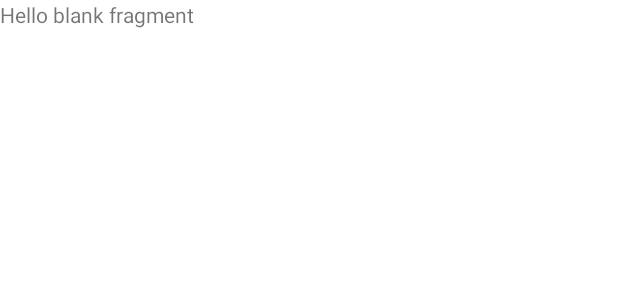
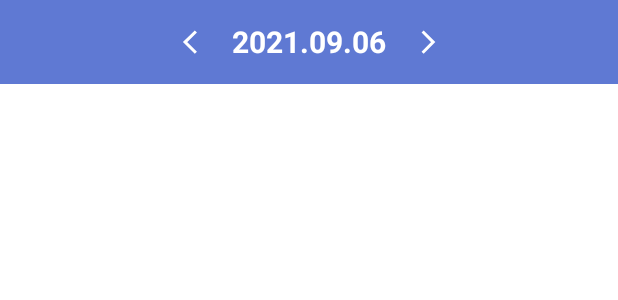
Before and after one commit to Studygroup-with-hansa/Air_Android, an Android app: the layout fragment_todo.xml on its own in the app's theme, with its tools: preview values and no code run, on a phone screen of 412 x 824 dp. Shown: the top 300 px of the screen. Run offline under Robolectric (Android 15) with nearby library versions, the phone set to English and light mode, and no system bars.

Commit message:
[ADD] 투두리스트 날짜쿼리 기능 추가

```diff
--- /dev/null
+++ b/app/src/main/res/drawable/ic_left_arrow.xml
@@ -0,0 +1,7 @@
+<vector android:autoMirrored="true" android:height="16dp"
+    android:viewportHeight="16" android:viewportWidth="17"
+    android:width="17dp" xmlns:android="http://schemas.android.com/apk/res/android">
+    <path android:fillColor="#00000000"
+        android:pathData="M9.071,1L2,8.071L9.071,15.1421"
+        android:strokeColor="#ffffff" android:strokeWidth="2"/>
+</vector>
--- /dev/null
+++ b/app/src/main/res/drawable/ic_right_arrow.xml
@@ -0,0 +1,7 @@
+<vector android:autoMirrored="true" android:height="16dp"
+    android:viewportHeight="16" android:viewportWidth="16"
+    android:width="16dp" xmlns:android="http://schemas.android.com/apk/res/android">
+    <path android:fillColor="#00000000"
+        android:pathData="M7.0708,15.1421L14.1419,8.071L7.0708,1"
+        android:strokeColor="#ffffff" android:strokeWidth="2"/>
+</vector>
--- a/app/src/main/res/layout/fragment_todo.xml
+++ b/app/src/main/res/layout/fragment_todo.xml
@@ -1,14 +1,50 @@
 <?xml version="1.0" encoding="utf-8"?>
-<FrameLayout xmlns:android="http://schemas.android.com/apk/res/android"
+<layout xmlns:android="http://schemas.android.com/apk/res/android"
     xmlns:tools="http://schemas.android.com/tools"
-    android:layout_width="match_parent"
-    android:layout_height="match_parent"
-    tools:context=".ui.fragment.TodoFragment">
+    xmlns:app="http://schemas.android.com/apk/res-auto">
 
-    <!-- TODO: Update blank fragment layout -->
-    <TextView
+    <data>
+        <variable
+            name="vm"
+            type="com.hansarang.android.air.ui.viewmodel.fragment.TodoViewModel" />
+    </data>
+
+    <LinearLayout
         android:layout_width="match_parent"
         android:layout_height="match_parent"
-        android:text="@string/hello_blank_fragment" />
+        tools:context=".ui.fragment.TodoFragment">
 
-</FrameLayout>
+        <LinearLayout
+            android:background="@color/main"
+            android:layout_width="match_parent"
+            android:layout_height="?actionBarSize"
+            android:gravity="center">
+
+            <androidx.appcompat.widget.AppCompatImageButton
+                android:layout_width="30dp"
+                android:layout_height="30dp"
+                android:onClick="@{() -> vm.setDay(tvDateTodo.getText().toString(), -1)}"
+                android:background="?selectableItemBackground"
+                android:src="@drawable/ic_left_arrow" />
+
+            <TextView
+                android:id="@+id/tv_date_todo"
+                style="@style/BoldTextWhiteMiddle"
+                android:layout_width="wrap_content"
+                android:layout_height="wrap_content"
+                android:layout_marginHorizontal="10dp"
+                app:setDate="@{vm.date}"
+                app:setPattern="@{@string/todo_date_pattern}"
+                tools:text="2021.09.06" />
+
+            <androidx.appcompat.widget.AppCompatImageButton
+                android:layout_width="30dp"
+                android:layout_height="30dp"
+                android:onClick="@{() -> vm.setDay(tvDateTodo.getText().toString(), 1)}"
+                android:background="?selectableItemBackground"
+                android:src="@drawable/ic_right_arrow" />
+
+        </LinearLayout>
+
+    </LinearLayout>
+</layout>
--- a/app/src/main/res/values/strings.xml
+++ b/app/src/main/res/values/strings.xml
@@ -12,4 +12,5 @@
     <string name="todo">할 일</string>
     <string name="memo">메모</string>
     <string name="subject">과목</string>
+    <string name="todo_date_pattern">yyyy.MM.dd</string>
 </resources>
```
Also changed, not shown: app/src/main/java/com/hansarang/android/air/ui/bind/BindingAdapters.kt (+9 -0 lines), app/src/main/java/com/hansarang/android/air/ui/fragment/TodoFragment.kt (+17 -4 lines), app/src/main/java/com/hansarang/android/air/ui/viewmodel/factory/TodoViewModelFactory.kt (added, +15 -0 lines), app/src/main/java/com/hansarang/android/air/ui/viewmodel/fragment/TodoViewModel.kt (added, +20 -0 lines), app/src/main/res/values/themes.xml (+11 -0 lines).
